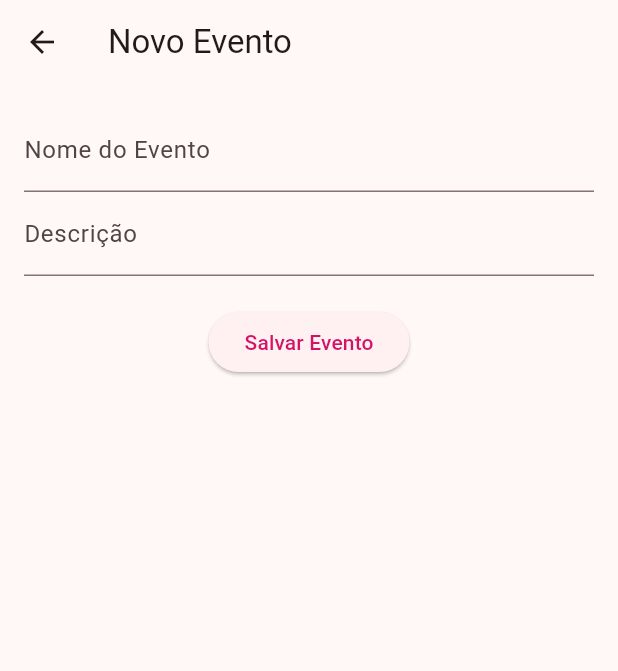
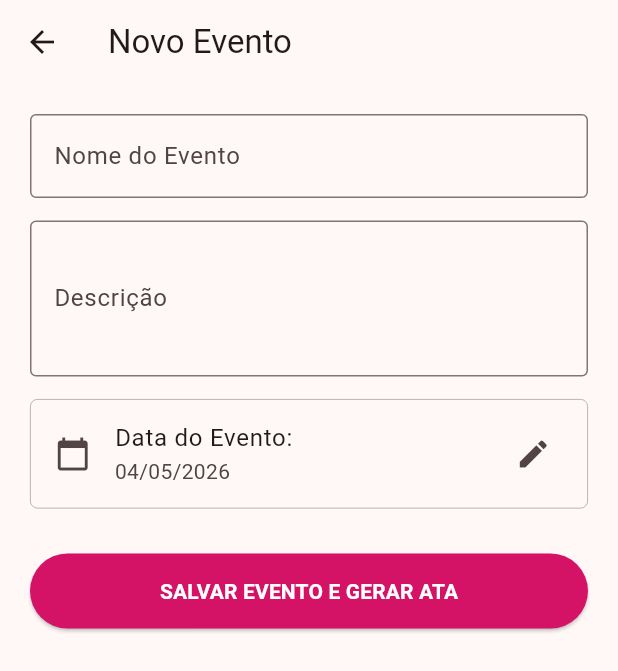
Before and after one commit to ThurPjh/Rotaractjp, a Flutter app: the screen it shows once a user with an empty profile is signed in, after a tap on the "add" icon, on a phone screen of 412 x 824 dp. Shown: the top 671 px of the screen. Run offline on Flutter 3.47's test engine with Material 3 defaults, Android fonts, the phone set to English and light mode, and no system bars; our stand-ins replace cloud_firestore, firebase_auth, firebase_core; accounts and stored records are empty.

Commit message:
bugs bugs bugs

```diff
--- a/lib/models/ata_model.dart
+++ b/lib/models/ata_model.dart
@@ -5,21 +5,28 @@ class AtaModel {
   final String titulo;
   final String data;
   final String conteudo;
+  final int quantidadePresentes;
+  final List<String> nomesPresentes;
 
   AtaModel({
     required this.id,
     required this.titulo,
     required this.data,
     required this.conteudo,
+    required this.quantidadePresentes,
+    required this.nomesPresentes,
   });
 
   factory AtaModel.fromFirestore(DocumentSnapshot doc) {
-    Map<String, dynamic> data = doc.data() as Map<String, dynamic>;
+    final dataMap = doc.data() as Map<String, dynamic>?;
+
     return AtaModel(
       id: doc.id,
-      titulo: data['titulo'] ?? '',
-      data: data['data'] ?? '',
-      conteudo: data['conteudo'] ?? '',
+      titulo: dataMap?['titulo'] ?? 'Sem título',
+      data: dataMap?['data'] ?? '',
+      conteudo: dataMap?['conteudo'] ?? '',
+      quantidadePresentes: dataMap?['quantidadePresentes'] ?? 0,
+      nomesPresentes: List<String>.from(dataMap?['nomesPresentes'] ?? []),
     );
   }
 }
--- a/lib/models/evento_model.dart
+++ b/lib/models/evento_model.dart
@@ -4,20 +4,27 @@ class Evento {
   final String id;
   final String nome;
   final String descricao;
-  final DateTime data;
+  final String data;
   final List<String> presencas;
 
-  Evento({required this.id, required this.nome, required this.descricao, required this.data, required this.presencas});
+  Evento({
+    required this.id,
+    required this.nome,
+    required this.descricao,
+    required this.data,
+    required this.presencas,
+  });
 
-  // Converte o que vem do Firebase (JSON) para o nosso objeto Evento
   factory Evento.fromFirestore(DocumentSnapshot doc) {
-    Map data = doc.data() as Map;
+    final dataMap = doc.data() as Map<String, dynamic>?;
+
     return Evento(
       id: doc.id,
-      nome: data['nome'] ?? '',
-      descricao: data['descricao'] ?? '',
-      data: (data['data'] as Timestamp).toDate(),
-      presencas: List<String>.from(data['presencas'] ?? []),
+      nome: dataMap?['nome'] ?? 'Evento sem nome',
+      descricao: dataMap?['descricao'] ?? '',
+      data: dataMap?['data'] ?? '',
+      // Garante que a lista de presenças nunca seja nula
+      presencas: List<String>.from(dataMap?['presencas'] ?? []),
     );
   }
 }
--- a/lib/screens/atas_screen.dart
+++ b/lib/screens/atas_screen.dart
@@ -8,110 +8,69 @@ class AtasScreen extends StatelessWidget {
 
   @override
   Widget build(BuildContext context) {
-    // Busca a cor primária definida no seu Theme (o Rosa Oficial)
     final Color rosaVibrante = Theme.of(context).primaryColor;
+
+    return StreamBuilder<List<AtaModel>>(
+      stream: DatabaseService().atas,
+      builder: (context, snapshot) {
+        if (!snapshot.hasData) return const Center(child: CircularProgressIndicator());
+
+        final listaAtas = snapshot.data!;
+        int totalAtas = listaAtas.length;
+        int totalPresencasGeral = listaAtas.fold(0, (sum, item) => sum + item.quantidadePresentes);
 
         return Column(
           children: [
-        // Cabeçalho estilizado
             Container(
               width: double.infinity,
               padding: const EdgeInsets.fromLTRB(25, 60, 25, 30),
               decoration: BoxDecoration(
                 color: rosaVibrante,
-            borderRadius: const BorderRadius.vertical(
-              bottom: Radius.circular(35),
+                borderRadius: const BorderRadius.vertical(bottom: Radius.circular(35)),
+              ),
+              child: const Text("Atas das Reuniões",
+                style: TextStyle(fontSize: 24, fontWeight: FontWeight.bold, color: Colors.white)),
+            ),
+            Padding(
+              padding: const EdgeInsets.all(20),
+              child: Row(
+                children: [
+                  _card("Atas", "$totalAtas", Colors.blue),
+                  const SizedBox(width: 12),
+                  _card("Total Presenças", "$totalPresencasGeral", Colors.green),
+                ],
               ),
             ),
-          child: const Text(
-            "Atas das Reuniões",
-            style: TextStyle(
-              fontSize: 24,
-              fontWeight: FontWeight.bold,
-              color: Colors.white,
-            ),
-          ),
-        ),
-
-        // Área da lista com StreamBuilder para atualização em tempo real
             Expanded(
-          child: StreamBuilder<List<AtaModel>>(
-            // Certifique-se que o método 'atas' existe no seu DatabaseService
-            stream: DatabaseService().atas,
-            builder: (context, snapshot) {
-              if (snapshot.connectionState == ConnectionState.waiting) {
-                return const Center(child: CircularProgressIndicator());
-              }
-
-              if (snapshot.hasError) {
-                return const Center(
-                  child: Text("Erro ao carregar as atas."),
-                );
-              }
-
-              if (!snapshot.hasData || snapshot.data!.isEmpty) {
-                return const Center(
-                  child: Text("Nenhuma ata cadastrada até o momento."),
-                );
-              }
-
-              final listaAtas = snapshot.data!;
-
-              return ListView.builder(
-                padding: const EdgeInsets.all(20),
+              child: ListView.builder(
+                padding: const EdgeInsets.symmetric(horizontal: 20),
                 itemCount: listaAtas.length,
-                itemBuilder: (context, index) {
-                  final ata = listaAtas[index];
-                  return _itemAta(context, rosaVibrante, ata);
-                },
-              );
-            },
+                itemBuilder: (context, index) => _item(context, rosaVibrante, listaAtas[index]),
               ),
             ),
           ],
         );
+      },
+    );
   }
 
-  // Widget auxiliar para cada item da lista (Card)
-  Widget _itemAta(BuildContext context, Color cor, AtaModel ata) {
-    return Card(
-      elevation: 1,
-      margin: const EdgeInsets.only(bottom: 15),
-      shape: RoundedRectangleBorder(
-        borderRadius: BorderRadius.circular(15),
-      ),
-      child: ListTile(
-        contentPadding: const EdgeInsets.symmetric(horizontal: 20, vertical: 8),
-        leading: Container(
-          padding: const EdgeInsets.all(10),
-          decoration: BoxDecoration(
-            color: cor.withOpacity(0.1),
-            borderRadius: BorderRadius.circular(12),
-          ),
-          child: Icon(Icons.description, color: cor),
-        ),
-        title: Text(
-          ata.titulo,
-          style: const TextStyle(
-            fontWeight: FontWeight.bold,
-            color: Colors.black87,
-          ),
-        ),
-        subtitle: Text(
-          ata.data, // Como você optou por String, ele exibe o que estiver no banco
-          style: TextStyle(color: Colors.grey[600]),
-        ),
-        trailing: const Icon(Icons.chevron_right, color: Colors.grey),
-        onTap: () {
-          // Navega para a tela de leitura passando o objeto 'ata'
-          Navigator.push(
-            context,
-            MaterialPageRoute(
-              builder: (context) => LerAtaScreen(ata: ata),
+  Widget _card(String t, String v, Color c) => Expanded(
+    child: Container(
+      padding: const EdgeInsets.all(15),
+      decoration: BoxDecoration(color: c.withOpacity(0.1), borderRadius: BorderRadius.circular(20)),
+      child: Column(children: [
+        Text(v, style: TextStyle(fontSize: 22, fontWeight: FontWeight.bold, color: c)),
+        Text(t, style: const TextStyle(fontSize: 12)),
+      ]),
     ),
   );
-        },
+
+  Widget _item(BuildContext context, Color c, AtaModel a) => Card(
+    child: ListTile(
+      title: Text(a.titulo, style: const TextStyle(fontWeight: FontWeight.bold)),
+      subtitle: Text("${a.data} • ${a.quantidadePresentes} presentes"),
+      trailing: const Icon(Icons.chevron_right),
+      onTap: () => Navigator.push(context, MaterialPageRoute(builder: (_) => LerAtaScreen(ata: a))),
     ),
   );
 }
-}
--- a/lib/screens/form_evento_screen.dart
+++ b/lib/screens/form_evento_screen.dart
@@ -1,7 +1,10 @@
 import 'package:flutter/material.dart';
 import '../services/database.dart';
+import 'package:intl/intl.dart';
 
 class FormEventoScreen extends StatefulWidget {
+  const FormEventoScreen({super.key});
+
   @override
   _FormEventoScreenState createState() => _FormEventoScreenState();
 }
@@ -11,33 +14,95 @@ class _FormEventoScreenState extends State<FormEventoScreen> {
   final _descController = TextEditingController();
   DateTime _dataSelecionada = DateTime.now();
 
+  // Função para abrir o calendário do Flutter
+  Future<void> _selecionarData(BuildContext context) async {
+    final DateTime? selecionada = await showDatePicker(
+      context: context,
+      initialDate: _dataSelecionada,
+      firstDate: DateTime(2020),
+      lastDate: DateTime(2030),
+      builder: (context, child) {
+        return Theme(
+          data: Theme.of(context).copyWith(
+            colorScheme: ColorScheme.light(
+              primary: Theme.of(context).primaryColor, // Seu rosa oficial
+            ),
+          ),
+          child: child!,
+        );
+      },
+    );
+    if (selecionada != null && selecionada != _dataSelecionada) {
+      setState(() {
+        _dataSelecionada = selecionada;
+      });
+    }
+  }
+
   @override
   Widget build(BuildContext context) {
     return Scaffold(
-      appBar: AppBar(title: Text("Novo Evento")),
-      body: Padding(
-        padding: EdgeInsets.all(16.0),
+      appBar: AppBar(title: const Text("Novo Evento")),
+      body: SingleChildScrollView(
+        padding: const EdgeInsets.all(20.0),
         child: Column(
+          crossAxisAlignment: CrossAxisAlignment.stretch,
           children: [
             TextField(
               controller: _nomeController,
-              decoration: InputDecoration(labelText: "Nome do Evento"),
+              decoration: const InputDecoration(
+                labelText: "Nome do Evento",
+                border: OutlineInputBorder(),
+              ),
             ),
+            const SizedBox(height: 15),
             TextField(
               controller: _descController,
-              decoration: InputDecoration(labelText: "Descrição"),
+              maxLines: 3,
+              decoration: const InputDecoration(
+                labelText: "Descrição",
+                border: OutlineInputBorder(),
+              ),
             ),
-            SizedBox(height: 20),
+            const SizedBox(height: 15),
+
+            // Seletor de Data Visual
+            ListTile(
+              title: const Text("Data do Evento:"),
+              subtitle: Text(DateFormat('dd/MM/yyyy').format(_dataSelecionada)),
+              leading: const Icon(Icons.calendar_today),
+              trailing: const Icon(Icons.edit),
+              onTap: () => _selecionarData(context),
+              shape: RoundedRectangleBorder(
+                side: const BorderSide(color: Colors.grey, width: 0.5),
+                borderRadius: BorderRadius.circular(5),
+              ),
+            ),
+
+            const SizedBox(height: 30),
             ElevatedButton(
+              style: ElevatedButton.styleFrom(
+                padding: const EdgeInsets.symmetric(vertical: 15),
+                backgroundColor: Theme.of(context).primaryColor,
+                foregroundColor: Colors.white,
+              ),
               onPressed: () async {
+                if (_nomeController.text.isEmpty) {
+                  ScaffoldMessenger.of(context).showSnackBar(
+                    const SnackBar(content: Text("Dê um nome ao evento!")),
+                  );
+                  return;
+                }
+
                 await DatabaseService().addEvento(
                   _nomeController.text,
                   _descController.text,
                   _dataSelecionada,
                 );
-                Navigator.pop(context); // Volta para a tela anterior
+
+                if (mounted) Navigator.pop(context);
               },
-              child: Text("Salvar Evento"),
+              child: const Text("SALVAR EVENTO E GERAR ATA", style: TextStyle(fontWeight: FontWeight.bold)),
             ),
           ],
         ),
--- a/lib/services/database.dart
+++ b/lib/services/database.dart
@@ -4,57 +4,69 @@ import '../models/usuario_model.dart';
 import '../models/ata_model.dart';
 
 class DatabaseService {
-  final CollectionReference eventosCollection = FirebaseFirestore.instance
-      .collection('eventos');
+  final CollectionReference eventosCollection = FirebaseFirestore.instance.collection('eventos');
+  final CollectionReference atasCollection = FirebaseFirestore.instance.collection('atas');
+  final CollectionReference usuariosCollection = FirebaseFirestore.instance.collection('usuarios');
 
+  // Getter para a HomeScreen (O QUE ESTAVA FALTANDO)
+  Stream<List<Evento>> get eventos {
+    return eventosCollection.snapshots().map((snapshot) {
+      return snapshot.docs.map((doc) => Evento.fromFirestore(doc)).toList();
+    });
+  }
+
+  // Adiciona evento e cria a ata vinculada
   Future<void> addEvento(String nome, String descricao, DateTime data) async {
+    String dataFormatada = "${data.day.toString().padLeft(2, '0')}/${data.month.toString().padLeft(2, '0')}/${data.year}";
+
     await eventosCollection.add({
       'nome': nome,
       'descricao': descricao,
-      'data': data,
+      'data': dataFormatada,
+      'presencas': [],
       'criadoEm': FieldValue.serverTimestamp(),
     });
-    // Removendo o 'return' antes do 'await', o erro desaparece!
-  }
 
-  // Retorna uma lista de objetos Evento em tempo real
-  Stream<List<Evento>> get eventos {
-    return eventosCollection.orderBy('data', descending: false).snapshots().map(
-      (snapshot) {
-        return snapshot.docs.map((doc) => Evento.fromFirestore(doc)).toList();
-      },
-    );
-  }
-
-  // Stream para listar todos os usuários cadastrados
-  Stream<List<UsuarioModel>> get membros {
-    return FirebaseFirestore.instance
-        .collection('usuarios')
-        .orderBy('nome')
-        .snapshots()
-        .map(
-          (snapshot) => snapshot.docs
-              .map((doc) => UsuarioModel.fromFirestore(doc))
-              .toList(),
-        );
-  }
-
-  // Função para atualizar a lista de IDs de quem foi ao evento
-  Future<void> marcarPresenca(String eventoId, List<String> listaIds) async {
-    return await eventosCollection.doc(eventoId).update({
-      'presencas': listaIds,
+    await atasCollection.add({
+      'titulo': "Ata: $nome",
+      'data': dataFormatada,
+      'conteudo': "Registro da reunião de $nome.",
+      'quantidadePresentes': 0,
+      'nomesPresentes': [],
+      'criadoEm': FieldValue.serverTimestamp(),
     });
   }
 
+  // Marca presença e sincroniza nomes na Ata
+  Future<void> marcarPresenca(String eventoId, List<String> listaIds, String nomeEvento) async {
+    await eventosCollection.doc(eventoId).update({'presencas': listaIds});
+
+    List<String> nomesDosPresentes = [];
+    var usuariosSnap = await usuariosCollection.get();
+
+    for (var doc in usuariosSnap.docs) {
+      if (listaIds.contains(doc.id)) {
+        final data = doc.data() as Map<String, dynamic>;
+        nomesDosPresentes.add(data['nome'] ?? 'Sem nome');
+      }
+    }
+
+    var ataQuery = await atasCollection.where('titulo', isEqualTo: "Ata: $nomeEvento").get();
+    if (ataQuery.docs.isNotEmpty) {
+      await atasCollection.doc(ataQuery.docs.first.id).update({
+        'quantidadePresentes': listaIds.length,
+        'nomesPresentes': nomesDosPresentes,
+      });
+    }
+  }
+
   Stream<List<AtaModel>> get atas {
-    return FirebaseFirestore.instance
-        .collection('atas')
-        .orderBy('data', descending: true) // Ordena as atas pela data
-        .snapshots()
-        .map((snapshot) {
-      return snapshot.docs.map((doc) {
-        return AtaModel.fromFirestore(doc);
-      }).toList();
-    });
+    return atasCollection.snapshots().map((snapshot) =>
+        snapshot.docs.map((doc) => AtaModel.fromFirestore(doc)).toList());
+  }
+
+  Stream<List<UsuarioModel>> get membros {
+    return usuariosCollection.snapshots().map((snapshot) =>
+        snapshot.docs.map((doc) => UsuarioModel.fromFirestore(doc)).toList());
   }
 }
--- a/pubspec.yaml
+++ b/pubspec.yaml
@@ -37,6 +37,7 @@ dependencies:
   firebase_core: ^4.7.0
   cloud_firestore: ^6.3.0
   firebase_auth: ^6.4.0
+  intl: ^0.20.2
 
 dev_dependencies:
   flutter_test:
```
Also changed, not shown: lib/screens/ler_ata_screen.dart (+20 -24 lines), lib/screens/presenca_screen.dart (+27 -20 lines), lib/main.dart (line endings or trailing spaces), lib/screens/home_screen.dart (line endings or trailing spaces), pubspec.lock. Lines whose indentation alone changed are shown as unchanged.
